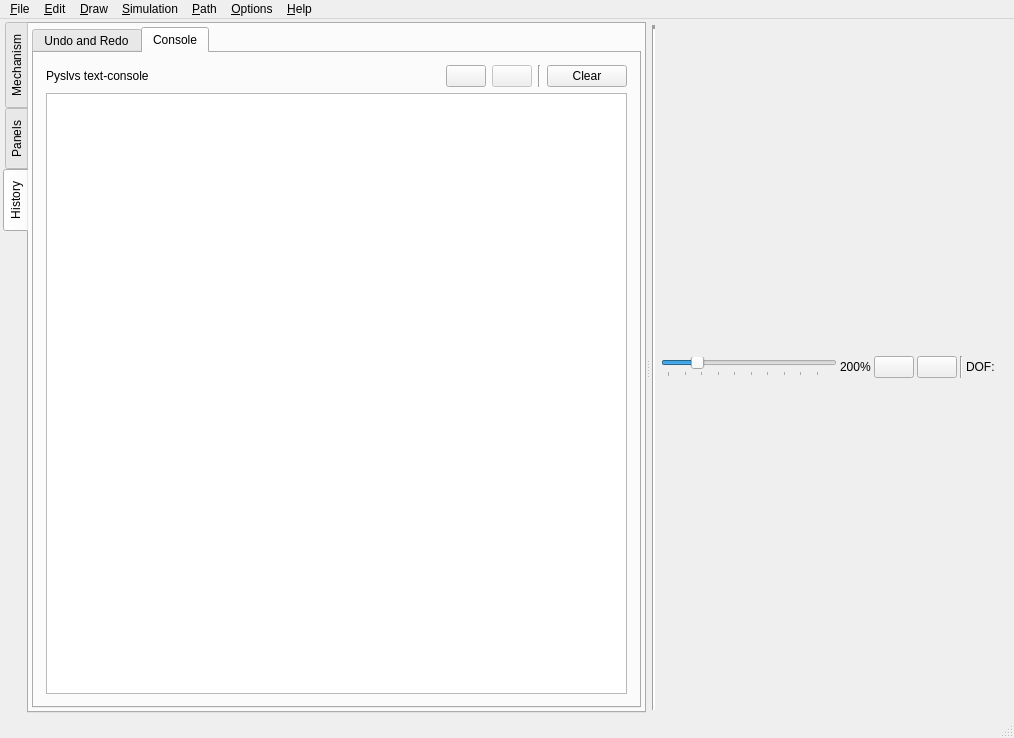
This is core/main.ui in KmolYuan/Pyslvs-UI as Qt 5 draws it before an edit. The edited form follows.
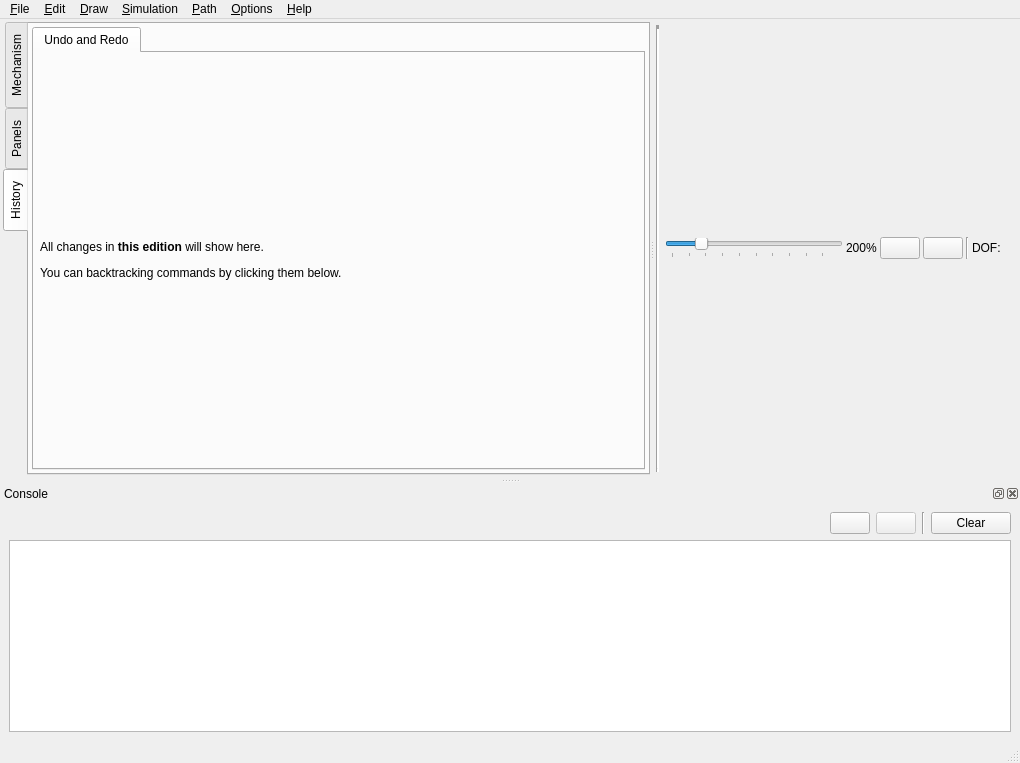
This is the edited form. The open tabs and pages were chosen to show the change. Icons and pictures are not drawn.

Commit message: Turn console to dock widget.

Patch:
```diff
--- a/core/main.ui
+++ b/core/main.ui
@@ -6,14 +6,14 @@
    <rect>
     <x>0</x>
     <y>0</y>
-    <width>1014</width>
-    <height>738</height>
+    <width>1020</width>
+    <height>763</height>
    </rect>
   </property>
   <property name="minimumSize">
    <size>
-    <width>998</width>
-    <height>717</height>
+    <width>1014</width>
+    <height>763</height>
    </size>
   </property>
   <property name="mouseTracking">
@@ -1798,122 +1798,6 @@
                  </item>
                 </layout>
                </widget>
-               <widget class="QWidget" name="Console">
-                <attribute name="icon">
-                 <iconset resource="../icons.qrc">
-                  <normaloff>:/icons/konsole.png</normaloff>:/icons/konsole.png</iconset>
-                </attribute>
-                <attribute name="title">
-                 <string>Console</string>
-                </attribute>
-                <layout class="QVBoxLayout" name="verticalLayout_10">
-                 <property name="spacing">
-                  <number>6</number>
-                 </property>
-                 <property name="leftMargin">
-                  <number>6</number>
-                 </property>
-                 <property name="topMargin">
-                  <number>6</number>
-                 </property>
-                 <property name="rightMargin">
-                  <number>6</number>
-                 </property>
-                 <property name="bottomMargin">
-                  <number>6</number>
-                 </property>
-                 <item>
-                  <widget class="QWidget" name="consoleWidget" native="true">
-                   <layout class="QVBoxLayout" name="verticalLayout_11">
-                    <property name="spacing">
-                     <number>6</number>
-                    </property>
-                    <property name="leftMargin">
-                     <number>6</number>
-                    </property>
-                    <property name="topMargin">
-                     <number>6</number>
-                    </property>
-                    <property name="rightMargin">
-                     <number>6</number>
-                    </property>
-                    <property name="bottomMargin">
-                     <number>6</number>
-                    </property>
-                    <item>
-                     <layout class="QHBoxLayout" name="horizontalLayout_5">
-                      <item>
-                       <widget class="QLabel" name="label_3">
-                        <property name="text">
-                         <string>Pyslvs text-console</string>
-                        </property>
-                       </widget>
-                      </item>
-                      <item>
-                       <spacer name="horizontalSpacer_2">
-                        <property name="orientation">
-                         <enum>Qt::Horizontal</enum>
-                        </property>
-                        <property name="sizeHint" stdset="0">
-                         <size>
-                          <width>40</width>
-                          <height>20</height>
-                         </size>
-                        </property>
-                       </spacer>
-                      </item>
-                      <item>
-                       <widget class="QPushButton" name="disconnectButton">
-                        <property name="statusTip">
-                         <string>Disconnect from GUI console.</string>
-                        </property>
-                        <property name="icon">
-                         <iconset resource="../icons.qrc">
-                          <normaloff>:/icons/disconnect.png</normaloff>:/icons/disconnect.png</iconset>
-                        </property>
-                       </widget>
-                      </item>
-                      <item>
-                       <widget class="QPushButton" name="connectButton">
-                        <property name="enabled">
-                         <bool>false</bool>
-                        </property>
-                        <property name="statusTip">
-                         <string>Connect to GUI console.</string>
-                        </property>
-                        <property name="icon">
-                         <iconset resource="../icons.qrc">
-                          <normaloff>:/icons/connect.png</normaloff>:/icons/connect.png</iconset>
-                        </property>
-                       </widget>
-                      </item>
-                      <item>
-                       <widget class="Line" name="line_2">
-                        <property name="orientation">
-                         <enum>Qt::Vertical</enum>
-                        </property>
-                       </widget>
-                      </item>
-                      <item>
-                       <widget class="QPushButton" name="clearConsole">
-                        <property name="statusTip">
-                         <string>Clear GUI console.</string>
-                        </property>
-                        <property name="text">
-                         <string>Clear</string>
-                        </property>
-                       </widget>
-                      </item>
-                     </layout>
-                    </item>
-                    <item>
-                     <widget class="QTextBrowser" name="consoleWidgetBrowser"/>
-                    </item>
-                   </layout>
-                  </widget>
-                 </item>
-                </layout>
-               </widget>
               </widget>
              </item>
             </layout>
@@ -2147,7 +2031,7 @@
     <rect>
      <x>0</x>
      <y>0</y>
-     <width>1014</width>
+     <width>1020</width>
      <height>26</height>
     </rect>
    </property>
@@ -2322,6 +2206,100 @@
    <addaction name="menu_Help"/>
   </widget>
   <widget class="QStatusBar" name="statusBar"/>
+  <widget class="QDockWidget" name="ConsoleDock">
+   <property name="statusTip">
+    <string>Pslvs text console.</string>
+   </property>
+   <property name="floating">
+    <bool>true</bool>
+   </property>
+   <property name="windowTitle">
+    <string>Console</string>
+   </property>
+   <attribute name="dockWidgetArea">
+    <number>8</number>
+   </attribute>
+   <widget class="QWidget" name="dockWidgetContents_3">
+    <layout class="QVBoxLayout" name="verticalLayout_10">
+     <item>
+      <widget class="QWidget" name="widget" native="true">
+       <layout class="QHBoxLayout" name="horizontalLayout_5">
+        <property name="leftMargin">
+         <number>0</number>
+        </property>
+        <property name="topMargin">
+         <number>0</number>
+        </property>
+        <property name="rightMargin">
+         <number>0</number>
+        </property>
+        <property name="bottomMargin">
+         <number>0</number>
+        </property>
+        <item>
+         <spacer name="horizontalSpacer_2">
+          <property name="orientation">
+           <enum>Qt::Horizontal</enum>
+          </property>
+          <property name="sizeHint" stdset="0">
+           <size>
+            <width>40</width>
+            <height>20</height>
+           </size>
+          </property>
+         </spacer>
+        </item>
+        <item>
+         <widget class="QPushButton" name="disconnectButton">
+          <property name="statusTip">
+           <string>Disconnect from GUI console.</string>
+          </property>
+          <property name="icon">
+           <iconset resource="../icons.qrc">
+            <normaloff>:/icons/disconnect.png</normaloff>:/icons/disconnect.png</iconset>
+          </property>
+         </widget>
+        </item>
+        <item>
+         <widget class="QPushButton" name="connectButton">
+          <property name="enabled">
+           <bool>false</bool>
+          </property>
+          <property name="statusTip">
+           <string>Connect to GUI console.</string>
+          </property>
+          <property name="icon">
+           <iconset resource="../icons.qrc">
+            <normaloff>:/icons/connect.png</normaloff>:/icons/connect.png</iconset>
+          </property>
+         </widget>
+        </item>
+        <item>
+         <widget class="Line" name="line_2">
+          <property name="orientation">
+           <enum>Qt::Vertical</enum>
+          </property>
+         </widget>
+        </item>
+        <item>
+         <widget class="QPushButton" name="clearConsole">
+          <property name="statusTip">
+           <string>Clear GUI console.</string>
+          </property>
+          <property name="text">
+           <string>Clear</string>
+          </property>
+         </widget>
+        </item>
+       </layout>
+      </widget>
+     </item>
+     <item>
+      <widget class="QTextBrowser" name="consoleWidgetBrowser"/>
+     </item>
+    </layout>
+   </widget>
+  </widget>
   <action name="action_New_Workbook">
    <property name="icon">
     <iconset resource="../icons.qrc">
```
Left out of the diff: 40 changed lines with no effect on the pictures. The commit also changes 5 other files.
